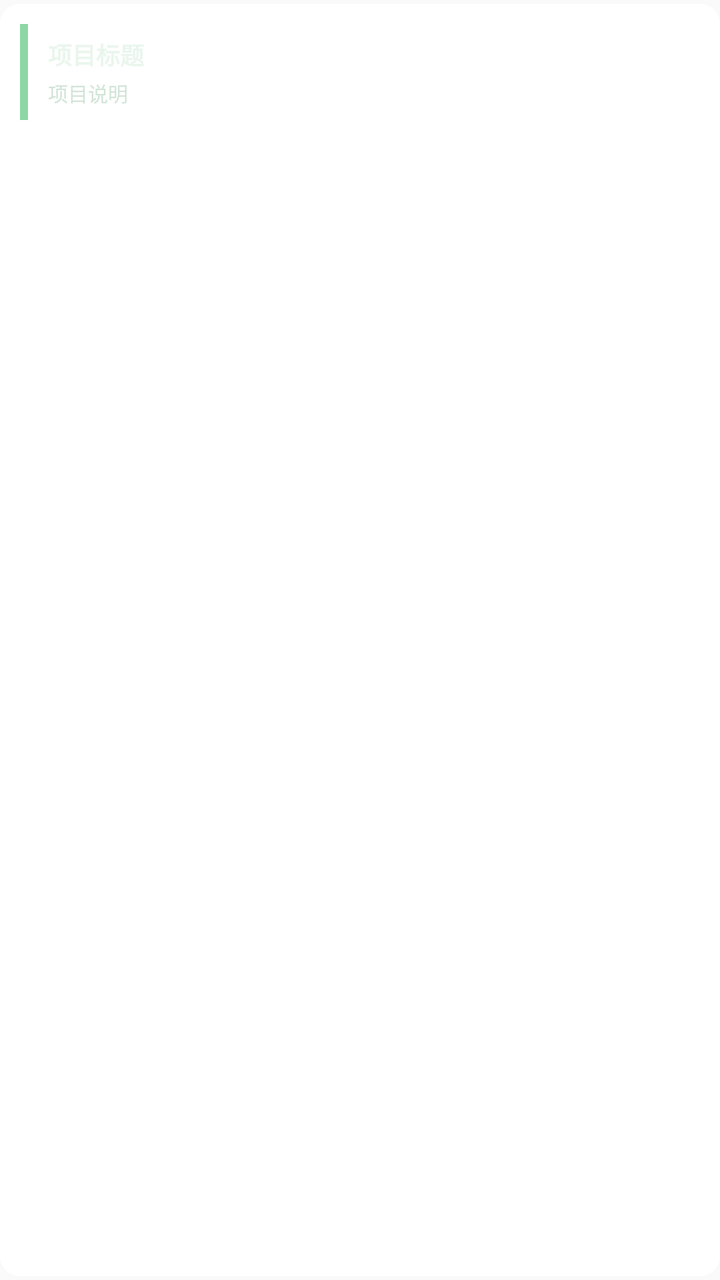
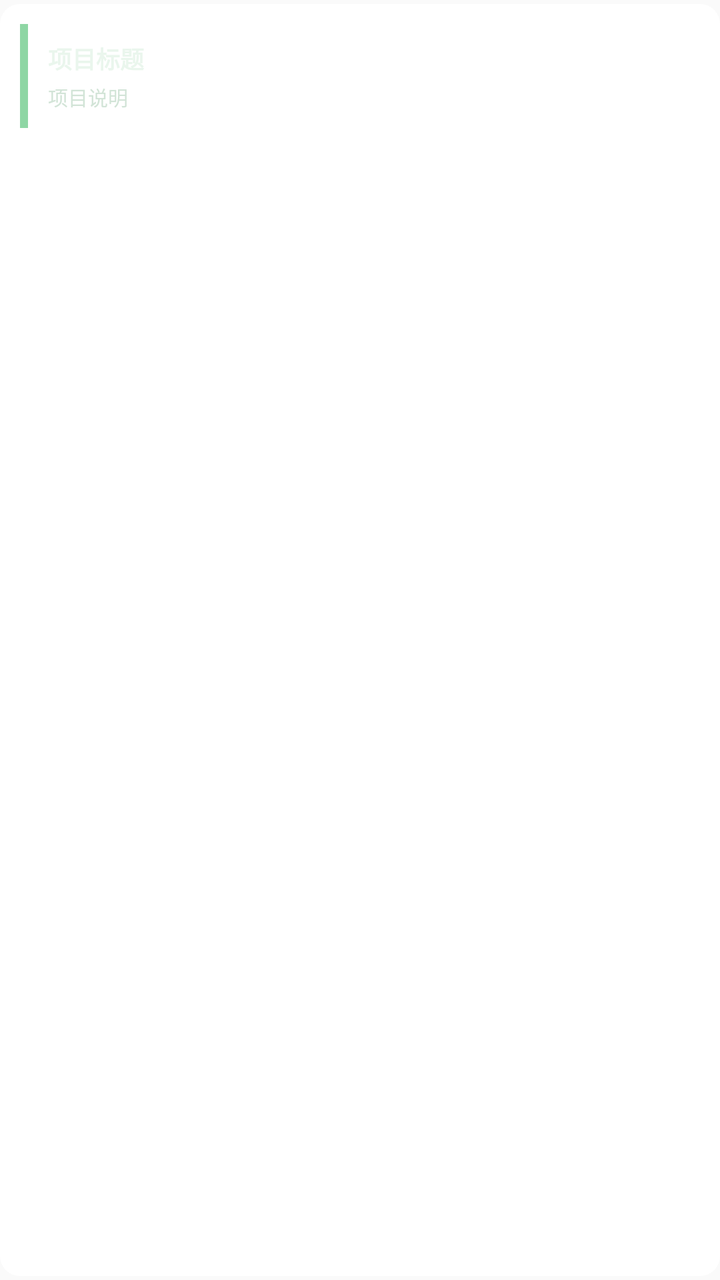

An Android layout rendered at two revisions. The XML below is the earlier revision; the diff shows what the commit changed to produce the second picture.
<!-- AndroidManifest.xml: application theme AppTheme -->
<!-- res/layout/controler_widget_collection_item.xml -->
<?xml version="1.0" encoding="utf-8"?>
<FrameLayout xmlns:android="http://schemas.android.com/apk/res/android"
    android:id="@+id/widget_collection_item_root"
    android:layout_width="match_parent"
    android:layout_height="wrap_content"
    android:minHeight="56dp"
    android:paddingTop="2dp"
    android:paddingBottom="2dp">

    <ImageView
        android:id="@+id/widget_collection_item_background"
        android:layout_width="match_parent"
        android:layout_height="match_parent"
        android:adjustViewBounds="false"
        android:contentDescription="@null"
        android:scaleType="fitXY"
        android:src="@drawable/controler_widget_tintable_panel_fill" />

    <LinearLayout
        android:layout_width="match_parent"
        android:layout_height="wrap_content"
        android:gravity="center_vertical"
        android:minHeight="56dp"
        android:orientation="horizontal"
        android:padding="10dp">

        <ImageView
            android:id="@+id/widget_collection_item_accent"
            android:layout_width="4dp"
            android:layout_height="match_parent"
            android:background="#8ED6A4"
            android:contentDescription="@null"
            android:scaleType="fitXY" />

        <LinearLayout
            android:layout_width="0dp"
            android:layout_height="wrap_content"
            android:layout_marginStart="10dp"
            android:layout_marginEnd="8dp"
            android:layout_weight="1"
            android:orientation="vertical">

            <TextView
                android:id="@+id/widget_collection_item_title"
                android:layout_width="match_parent"
                android:layout_height="wrap_content"
                android:ellipsize="end"
                android:maxLines="1"
                android:text="项目标题"
                android:textColor="#EAF6ED"
                android:textSize="12sp"
                android:textStyle="bold" />

            <TextView
                android:id="@+id/widget_collection_item_meta"
                android:layout_width="match_parent"
                android:layout_height="wrap_content"
                android:layout_marginTop="3dp"
                android:ellipsize="end"
                android:maxLines="2"
                android:text="项目说明"
                android:textColor="#D2E4D7"
                android:textSize="10sp" />
        </LinearLayout>

        <FrameLayout
            android:id="@+id/widget_collection_item_action"
            android:layout_width="64dp"
            android:layout_height="48dp"
            android:minWidth="64dp"
            android:minHeight="48dp">

            <ImageView
                android:id="@+id/widget_collection_item_action_fill"
                android:layout_width="match_parent"
                android:layout_height="match_parent"
                android:adjustViewBounds="false"
                android:contentDescription="@null"
                android:scaleType="fitXY"
                android:src="@drawable/controler_widget_tintable_pill_fill" />

            <ImageView
                android:id="@+id/widget_collection_item_action_stroke"
                android:layout_width="match_parent"
                android:layout_height="match_parent"
                android:adjustViewBounds="false"
                android:contentDescription="@null"
                android:scaleType="fitXY"
                android:src="@drawable/controler_widget_tintable_pill_stroke" />

            <TextView
                android:id="@+id/widget_collection_item_action_label"
                android:layout_width="match_parent"
                android:layout_height="match_parent"
                android:ellipsize="end"
                android:gravity="center"
                android:includeFontPadding="false"
                android:maxLines="1"
                android:paddingLeft="12dp"
                android:paddingTop="10dp"
                android:paddingRight="12dp"
                android:paddingBottom="10dp"
                android:text="完成"
                android:textColor="#FFFFFF"
                android:textSize="10sp"
                android:textStyle="bold" />
        </FrameLayout>
    </LinearLayout>
</FrameLayout>
<!-- resources referenced by this layout -->
<resources>
  <!-- drawable controler_widget_tintable_panel_fill (drawable) -->
  <?xml version="1.0" encoding="utf-8"?>
  <shape xmlns:android="http://schemas.android.com/apk/res/android"
      android:shape="rectangle">
      <solid android:color="#FFFFFFFF" />
      <corners android:radius="10dp" />
  </shape>
  <!-- drawable controler_widget_tintable_pill_fill (drawable) -->
  <?xml version="1.0" encoding="utf-8"?>
  <shape xmlns:android="http://schemas.android.com/apk/res/android"
      android:shape="rectangle">
      <solid android:color="#FFFFFFFF" />
      <corners android:radius="999dp" />
  </shape>
  <!-- drawable controler_widget_tintable_pill_stroke (drawable) -->
  <?xml version="1.0" encoding="utf-8"?>
  <shape xmlns:android="http://schemas.android.com/apk/res/android"
      android:shape="rectangle">
      <solid android:color="#00FFFFFF" />
      <corners android:radius="999dp" />
      <stroke
          android:width="1dp"
          android:color="#FFFFFFFF" />
  </shape>
  <style name="AppTheme" parent="Theme.AppCompat.DayNight.NoActionBar">
          
          <item name="android:editTextBackground">@drawable/rn_edit_text_material</item>
      </style>
  <!-- drawable rn_edit_text_material (drawable) -->
  <?xml version="1.0" encoding="utf-8"?>
  <inset xmlns:android="http://schemas.android.com/apk/res/android"
         android:insetLeft="@dimen/abc_edit_text_inset_horizontal_material"
         android:insetRight="@dimen/abc_edit_text_inset_horizontal_material"
         android:insetTop="@dimen/abc_edit_text_inset_top_material"
         android:insetBottom="@dimen/abc_edit_text_inset_bottom_material">
  
      <selector>
          
          <item android:state_enabled="false" android:drawable="@drawable/abc_textfield_default_mtrl_alpha"/>
          <item android:drawable="@drawable/abc_textfield_activated_mtrl_alpha"/>
      </selector>
  
  </inset>
</resources>

<!-- the commit's change to res/layout/controler_widget_collection_item.xml (unified diff, before → after) -->
@@ -65,45 +65,54 @@
 
         <FrameLayout
             android:id="@+id/widget_collection_item_action"
-            android:layout_width="64dp"
-            android:layout_height="48dp"
-            android:minWidth="64dp"
-            android:minHeight="48dp">
+            android:layout_width="72dp"
+            android:layout_height="52dp"
+            android:minWidth="72dp"
+            android:minHeight="52dp">
 
-            <ImageView
-                android:id="@+id/widget_collection_item_action_fill"
-                android:layout_width="match_parent"
-                android:layout_height="match_parent"
-                android:adjustViewBounds="false"
-                android:contentDescription="@null"
-                android:scaleType="fitXY"
-                android:src="@drawable/controler_widget_tintable_pill_fill" />
+            <FrameLayout
+                android:id="@+id/widget_collection_item_action_visual"
+                android:layout_width="64dp"
+                android:layout_height="48dp"
+                android:layout_gravity="center"
+                android:minWidth="64dp"
+                android:minHeight="48dp">
 
-            <ImageView
-                android:id="@+id/widget_collection_item_action_stroke"
-                android:layout_width="match_parent"
-                android:layout_height="match_parent"
-                android:adjustViewBounds="false"
-                android:contentDescription="@null"
-                android:scaleType="fitXY"
-                android:src="@drawable/controler_widget_tintable_pill_stroke" />
+                <ImageView
+                    android:id="@+id/widget_collection_item_action_fill"
+                    android:layout_width="match_parent"
+                    android:layout_height="match_parent"
+                    android:adjustViewBounds="false"
+                    android:contentDescription="@null"
+                    android:scaleType="fitXY"
+                    android:src="@drawable/controler_widget_tintable_pill_fill" />
 
-            <TextView
-                android:id="@+id/widget_collection_item_action_label"
-                android:layout_width="match_parent"
-                android:layout_height="match_parent"
-                android:ellipsize="end"
-                android:gravity="center"
-                android:includeFontPadding="false"
-                android:maxLines="1"
-                android:paddingLeft="12dp"
-                android:paddingTop="10dp"
-                android:paddingRight="12dp"
-                android:paddingBottom="10dp"
-                android:text="完成"
-                android:textColor="#FFFFFF"
-                android:textSize="10sp"
-                android:textStyle="bold" />
+                <ImageView
+                    android:id="@+id/widget_collection_item_action_stroke"
+                    android:layout_width="match_parent"
+                    android:layout_height="match_parent"
+                    android:adjustViewBounds="false"
+                    android:contentDescription="@null"
+                    android:scaleType="fitXY"
+                    android:src="@drawable/controler_widget_tintable_pill_stroke" />
+
+                <TextView
+                    android:id="@+id/widget_collection_item_action_label"
+                    android:layout_width="match_parent"
+                    android:layout_height="match_parent"
+                    android:ellipsize="end"
+                    android:gravity="center"
+                    android:includeFontPadding="false"
+                    android:maxLines="1"
+                    android:paddingLeft="12dp"
+                    android:paddingTop="10dp"
+                    android:paddingRight="12dp"
+                    android:paddingBottom="10dp"
+                    android:text="完成"
+                    android:textColor="#FFFFFF"
+                    android:textSize="10sp"
+                    android:textStyle="bold" />
+            </FrameLayout>
         </FrameLayout>
     </LinearLayout>
 </FrameLayout>
